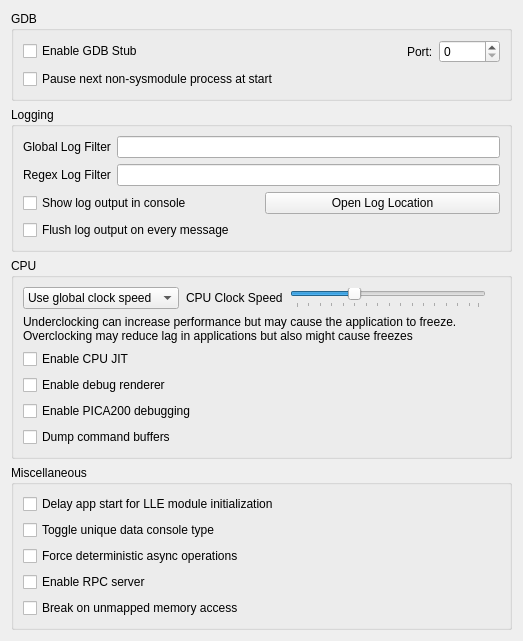
Qt form src/citra_qt/configuration/configure_debug.ui (azahar-emu/azahar) before a commit.
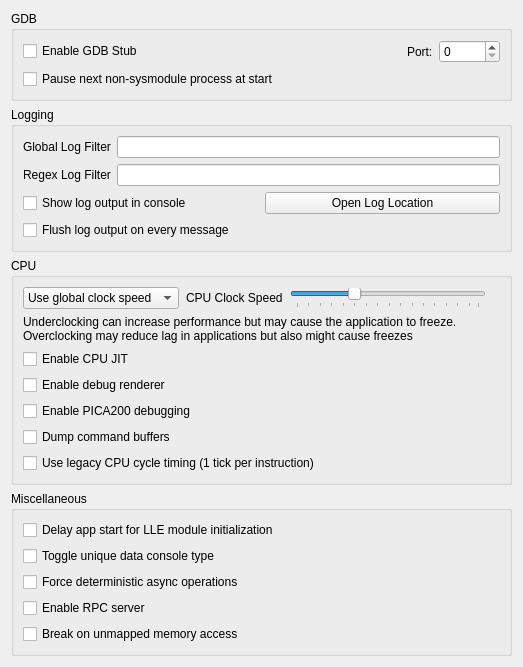
The same form after that commit.

Commit message:
feat: make per instruction cycle table optional
makes the nov 2022 change regarding the instruction cycle table thing toggleable inside Debug->CPU Settings.

Diff of the .ui file:
```diff
--- a/src/citra_qt/configuration/configure_debug.ui
+++ b/src/citra_qt/configuration/configure_debug.ui
@@ -243,6 +243,16 @@
         </property>
        </widget>
       </item>
+      <item row="7" column="0">
+       <widget class="QCheckBox" name="toggle_cpu_legacy_instruction_ticks">
+        <property name="toolTip">
+         <string>&lt;html&gt;&lt;head/&gt;&lt;body&gt;&lt;p&gt;Counts every ARM instruction as a single cycle instead of using the per-instruction timing table. A few applications contain scripted logic that is sensitive to the emulated CPU speed and only progresses correctly with this enabled (e.g. the rooftop chase in LEGO City Undercover: The Chase Begins). Leave unchecked unless an application misbehaves. Requires restarting the application to fully apply.&lt;/p&gt;&lt;/body&gt;&lt;/html&gt;</string>
+        </property>
+        <property name="text">
+         <string>Use legacy CPU cycle timing (1 tick per instruction)</string>
+        </property>
+       </widget>
+      </item>
       <item row="4" column="0">
        <widget class="QCheckBox" name="toggle_renderer_debug">
         <property name="text">
```
Lines whose indentation alone changed are shown as unchanged. The commit also changes 8 other files.
